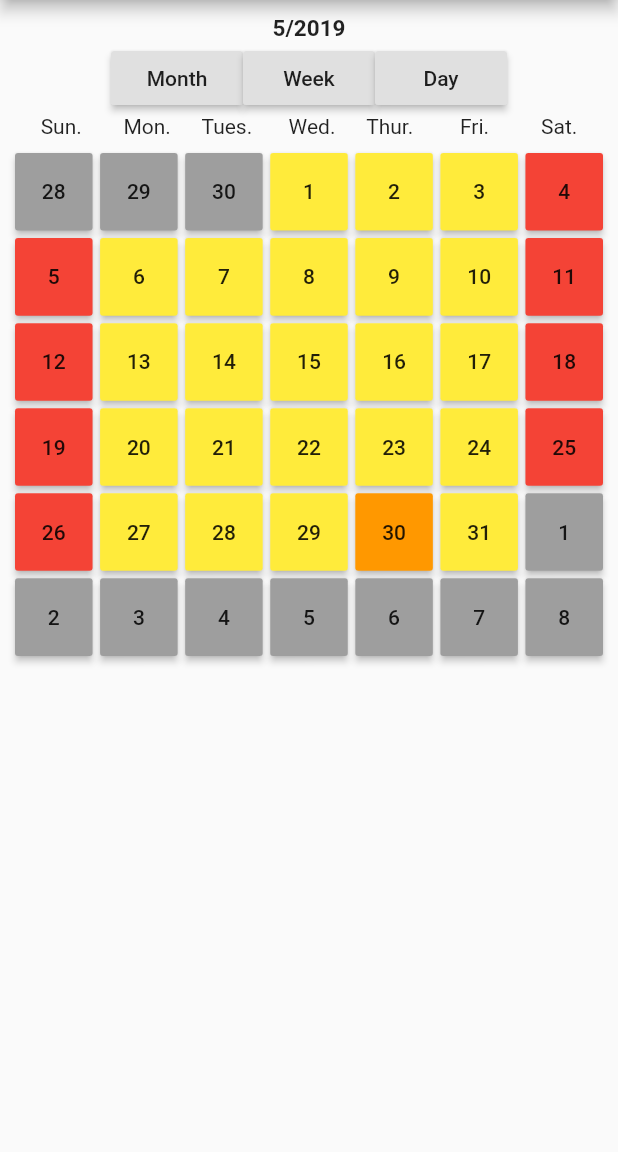
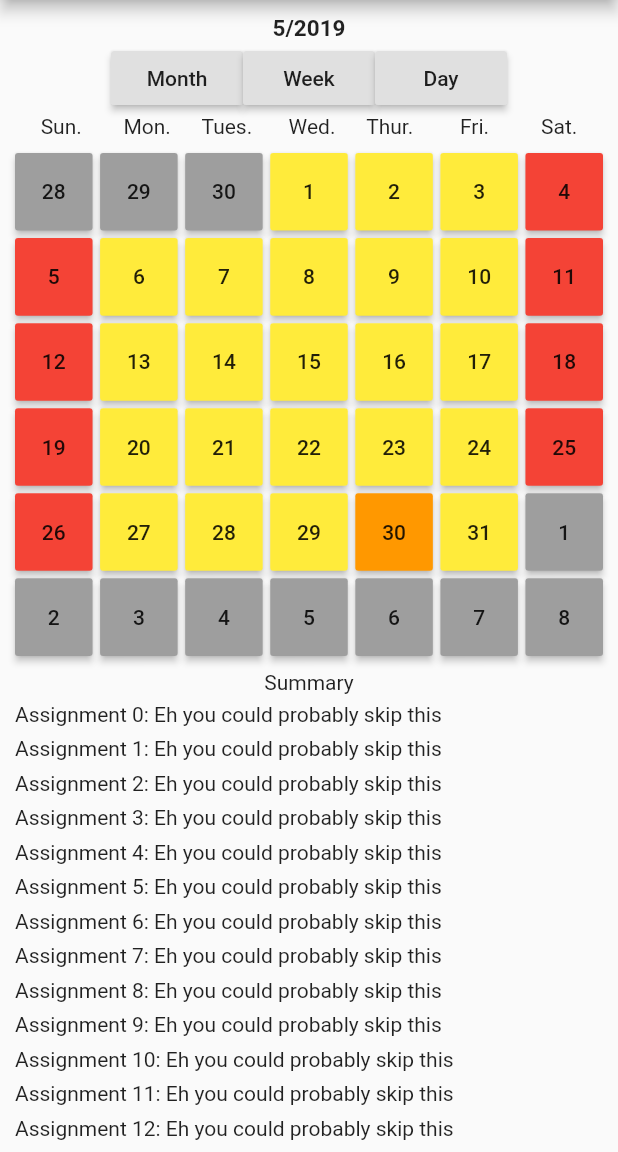
Before and after one commit to Furman950/neumont-planner, a Flutter app: the screen it shows after launch, on a phone screen of 412 x 824 dp, the part 84-1236 px from its top. Run offline on Flutter 3.47's test engine with Material 2 defaults, Android fonts, the phone set to English and light mode, and no system bars.

Commit message:
Implemented Summary View

```diff
--- a/lib/main.dart
+++ b/lib/main.dart
@@ -1,4 +1,5 @@
 import 'package:flutter/material.dart';
+import 'package:neumont_planner/models/objects/custom_event.dart';
 import 'package:neumont_planner/models/objects/objects.dart';
 import 'package:neumont_planner/views/day_view.dart';
 import 'package:neumont_planner/views/hour_view.dart';
@@ -67,20 +68,17 @@ class _MyHomePageState extends State<MyHomePage> {
       _selectedDate = newDate;
       //simulates Assignment api call;
       for (int i = 0; i < 30; i++) {
-        //_assignments.add(new Assignment(i, "Assignment " + i.toString(), "This is worth alotta points", 25.0, DateTime.now().add(new Duration(days: -15+i)), false));
         var assignment = new Assignment(id: i, name: "Assignment " + i.toString(), description: "Eh you could probably skip this", pp: 25, dueAt: DateTime.now().add(new Duration(days: -15 + 1)), hasSubmitted: false);
-        print(assignment.id);
         _assignments.add(assignment);
       }
       for (var i = 0; i < 2; i++) {
-        // _events.add(new Event(id:i, "This is a test event", "Test Event",
-        //     DateTime.now(), DateTime.now().add(new Duration(days: 7))));
       }
     });
   }
 
   @override
   Widget build(BuildContext context) {
+    changeView(_currentViewType, _selectedDate);
     return Scaffold(
       appBar: AppBar(
         title: Text(widget.title),
--- a/lib/models/objects/Course.dart
+++ b/lib/models/objects/Course.dart
@@ -24,7 +24,7 @@ class Course extends GuiObject{
         this.createdAt,
         this.courseCode,
         this.endAt
-    }) : super(id, "", name, startAt);
+    }) : super("", name, startAt);
 
     factory Course.fromJson(Map<String, dynamic> json) => new Course(
         id: json["id"],
--- a/lib/models/objects/assignment.dart
+++ b/lib/models/objects/assignment.dart
@@ -29,7 +29,7 @@ class Assignment extends GuiObject{
         this.name,
         this.hasSubmitted,
         this.isQuizAssignment,
-    }) : super(id, description, name, dueAt);
+    }) : super(description, name, dueAt);
 
     factory Assignment.fromJson(Map<String, dynamic> json) => new Assignment(
         id: json["id"],
--- a/lib/views/hour_view.dart
+++ b/lib/views/hour_view.dart
@@ -31,7 +31,7 @@ class HourView extends AbstractView {
                   child: Row(children: <Widget>[
                     Padding(
                       padding: EdgeInsets.all(10),
-                      child:Text(hour)
+                      child:Text("$hour:00")
                       ,),
                     Expanded(
                       child: ListView(
--- a/lib/views/month_view.dart
+++ b/lib/views/month_view.dart
@@ -2,6 +2,7 @@ import 'package:flutter/material.dart';
 import 'package:neumont_planner/models/objects/Course.dart';
 import 'package:neumont_planner/models/objects/assignment.dart';
 import 'package:neumont_planner/models/objects/objects.dart';
+import 'package:neumont_planner/views/summary_view.dart';
 
 
 import '../main.dart';
@@ -14,7 +15,6 @@ class MonthView extends AbstractView {
   @override
   Widget build(BuildContext context) {
   List<Container> monthView = [];
-  List<Container> monthEvent = [];
     DateTime today = DateTime.now();
     DateTime firstDayOfMonth = new DateTime(today.year, today.month, 1);
     int offset = 0;
@@ -75,42 +75,6 @@ class MonthView extends AbstractView {
           ),
         ),
       );
-
-      for(int j = 0; j < assignments.length; j++){
-        if (assignments[j].dueAt.day == day.day && assignments[j].dueAt.month == day.month) {
-          monthEvent.add(
-            new Container(
-              child: new Card(
-                color: color,
-                child: new Column(
-                  crossAxisAlignment: CrossAxisAlignment.start,
-                  children: <Widget> [
-                    new Text('${day.month}/${day.day} - ${assignments[j].title}')
-                  ]
-                )
-              )
-            )
-          );
-        }
-      }
-
-      for(int j = 0; j < events.length; j++){
-        if (events[j].startTime.day == day.day && events[j].startTime.month == day.month) {
-          monthEvent.add(
-            new Container(
-              child: new Card(
-                color: color,
-                child: new Column(
-                  crossAxisAlignment: CrossAxisAlignment.start,
-                  children: <Widget> [
-                    new Text('${day.month}/${day.day} - ${events[j].title}')
-                  ]
-                )
-              )
-            )
-          );
-        }
-      }
     }
 
     return Expanded(
@@ -133,6 +97,7 @@ class MonthView extends AbstractView {
             width: 700,
             height: 355,
             child: GridView.count(
+              physics: NeverScrollableScrollPhysics(),
               crossAxisCount: 7,
               childAspectRatio: 1.0,
               padding: const EdgeInsets.fromLTRB(10,10,10,0),
@@ -141,15 +106,8 @@ class MonthView extends AbstractView {
               children: monthView,
             ),
           ),
-          new Container(
-            height: 146.4,
-            child: new ListView(
-              padding: const EdgeInsets.fromLTRB(7,0,7,7),
-              shrinkWrap: true,
-              scrollDirection: Axis.vertical,
-              children: monthEvent,
-            )
-          )
+          Text("Summary"),
+          SummaryView(getMasterList())
         ]
       )
     );
--- a/lib/views/summary_view.dart
+++ b/lib/views/summary_view.dart
@@ -0,0 +1,22 @@
+import 'package:flutter/material.dart';
+import 'package:neumont_planner/models/objects/objects.dart';
+
+class SummaryView extends StatelessWidget {
+  final List<GuiObject> all;
+
+  SummaryView(this.all);
+  @override
+  Widget build(BuildContext context) {
+    return Expanded(
+      child: Padding(
+        padding: EdgeInsets.fromLTRB(10, 3, 10, 3),
+        child: ListView(
+          children: all.map((obj) => Padding(
+            padding: EdgeInsets.fromLTRB(0, 2, 0, 5),
+            child: Text("${obj.title}: ${obj.description}"),
+          )).toList()
+        ),
+      )
+    );
+  }
+}
--- a/lib/views/week_view.dart
+++ b/lib/views/week_view.dart
@@ -5,6 +5,7 @@ import 'package:neumont_planner/helper/week_date_helper.dart';
 import 'package:neumont_planner/models/objects/Course.dart';
 import 'package:neumont_planner/models/objects/assignment.dart';
 import 'package:neumont_planner/models/objects/objects.dart';
+import 'package:neumont_planner/views/summary_view.dart';
 
 import '../main.dart';
 import 'abstract_view.dart';
@@ -18,14 +19,8 @@ class WeekView extends AbstractView {
 
   @override
   Widget build(BuildContext context) {
-    DateTime currentDate;
+    DateTime currentDate = DateTime.now();
     List<String> dates = [];
-
-    if (date == null) {
-      currentDate = DateTime.now();
-    } else {
-      currentDate = date;
-    }
 
     DateTime _firstOfWeek =
         currentDate.subtract(new Duration(days: currentDate.weekday));
@@ -47,9 +42,15 @@ class WeekView extends AbstractView {
 
     return Expanded(
       child: new GestureDetector(
-        child: ListView(
-          children: cardList,
-        ),
+        child: Column(children: <Widget>[
+          Container(
+            height: 370,
+             child:ListView(
+              children: cardList)
+            ),
+            Text("Summary"),
+            SummaryView(getMasterList())
+        ],),
         onTap: () {
           changeView(View.DAY, currentDate);
         },
@@ -61,13 +62,9 @@ class WeekView extends AbstractView {
         },
         onPanEnd: (DragEndDetails details) {
           if (update - start > 0) {
-            //previoius
-            // print(currentDate.toString());
             DateTime toPass = currentDate.subtract(new Duration(days: 7));
-            // print(toPass.toString());
             changeView(View.WEEK, toPass);
           } else {
-            //next
             DateTime toPass = currentDate.add(new Duration(days: 7));
             changeView(View.WEEK, toPass);
           }
@@ -94,7 +91,7 @@ List<Container> buildCards(
     toReturn.add(new Container(
         child: Card(
       child:
-          Column(children: <Widget>[WeekDateHelper(assignments, events, item)]),
+          Column(children: <Widget>[WeekDateHelper(assignments, events, item),]),
     )));
   }
   return toReturn;
```
